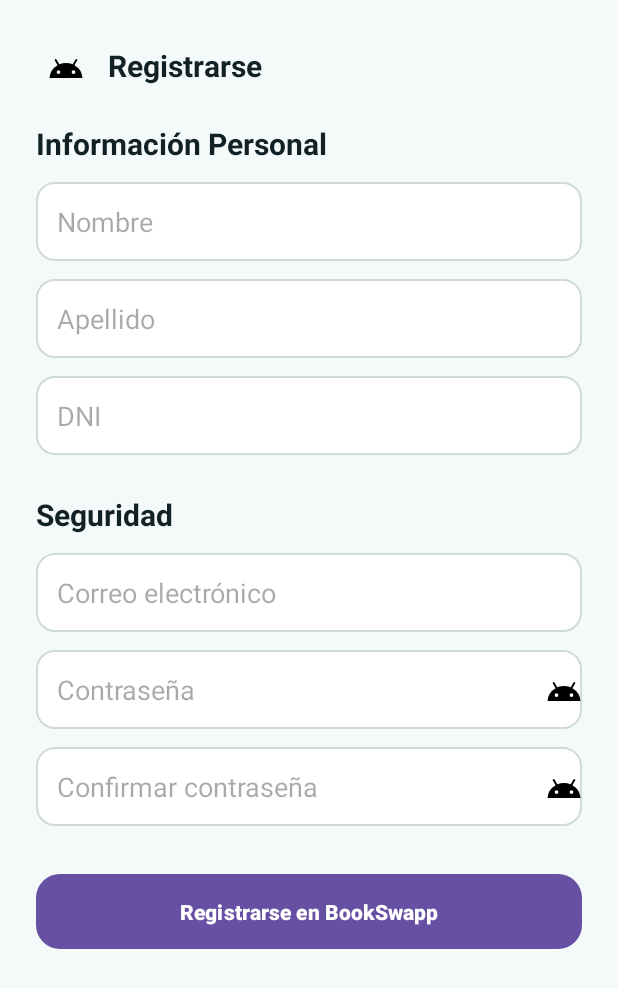
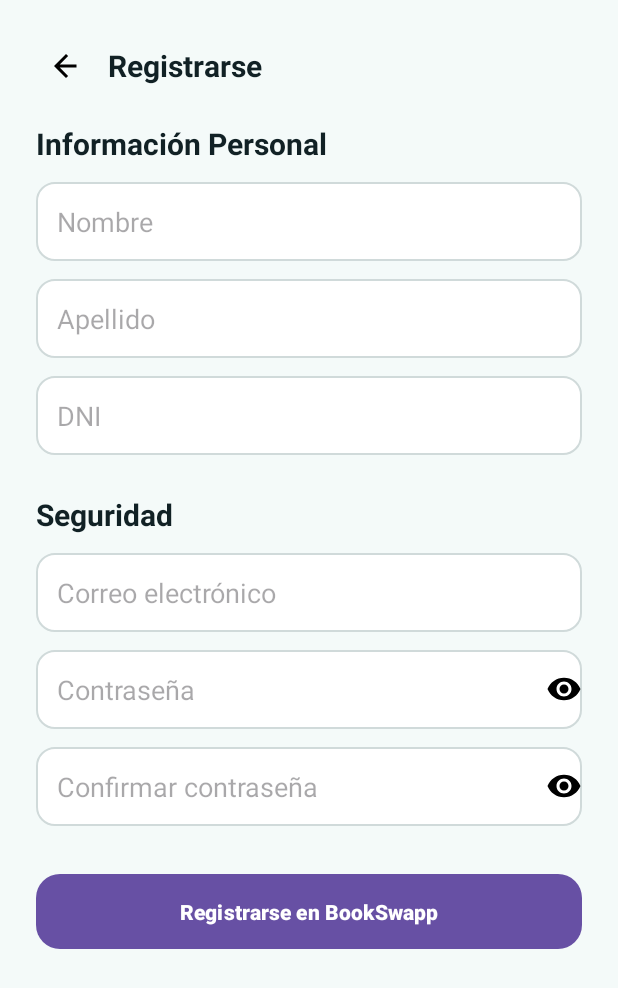
Before and after one commit to carlosmasnahh/LibroLink, an Android app: the RegisterActivity screen opened directly, with no data from a screen before it, on a phone screen of 412 x 824 dp. Shown: the top 988 px of the screen. Run offline under Robolectric (Android 15) with nearby library versions, the phone set to English and light mode, and no system bars.

Commit message:
Se agregaron algunos íconos para la aplicación

```diff
--- a/app/src/main/res/drawable/ic_arrow_back.xml
+++ b/app/src/main/res/drawable/ic_arrow_back.xml
@@ -1,5 +1,9 @@
-<vector xmlns:android="http://schemas.android.com/apk/res/android" android:height="24dp" android:tint="#000000" android:viewportHeight="24" android:viewportWidth="24" android:width="24dp">
-
-    <path android:fillColor="#FF000000" android:pathData="M17.6,11.48 L19.44,8.3a0.63,0.63 0,0 0,-1.09 -0.63l-1.88,3.24a11.43,11.43 0,0 0,-8.94 0L5.65,7.67a0.63,0.63 0,0 0,-1.09 0.63L6.4,11.48A10.81,10.81 0,0 0,1 20L23,20A10.81,10.81 0,0 0,17.6 11.48ZM7,17.25A1.25,1.25 0,1 1,8.25 16,1.25 1.25,0 0,1 7,17.25ZM17,17.25A1.25,1.25 0,1 1,18.25 16,1.25 1.25,0 0,1 17,17.25Z"/>
-
+<vector xmlns:android="http://schemas.android.com/apk/res/android"
+    android:width="24dp"
+    android:height="24dp"
+    android:viewportWidth="24"
+    android:viewportHeight="24">
+    <path
+        android:fillColor="#000000"
+        android:pathData="M19,11H7.83l5.59,-5.59L12,4l-8,8 8,8 1.41,-1.41L7.83,13H19v-2z"/>
 </vector>
--- a/app/src/main/res/drawable/ic_eye.xml
+++ b/app/src/main/res/drawable/ic_eye.xml
@@ -1,5 +1,11 @@
-<vector xmlns:android="http://schemas.android.com/apk/res/android" android:height="24dp" android:tint="#000000" android:viewportHeight="24" android:viewportWidth="24" android:width="24dp">
+<vector xmlns:android="http://schemas.android.com/apk/res/android"
+    android:width="24dp"
+    android:height="24dp"
+    android:viewportWidth="24"
+    android:viewportHeight="24"
+    android:tint="#000000">
 
-    <path android:fillColor="#FF000000" android:pathData="M17.6,11.48 L19.44,8.3a0.63,0.63 0,0 0,-1.09 -0.63l-1.88,3.24a11.43,11.43 0,0 0,-8.94 0L5.65,7.67a0.63,0.63 0,0 0,-1.09 0.63L6.4,11.48A10.81,10.81 0,0 0,1 20L23,20A10.81,10.81 0,0 0,17.6 11.48ZM7,17.25A1.25,1.25 0,1 1,8.25 16,1.25 1.25,0 0,1 7,17.25ZM17,17.25A1.25,1.25 0,1 1,18.25 16,1.25 1.25,0 0,1 17,17.25Z"/>
-
+    <path
+        android:fillColor="#000000"
+        android:pathData="M12,4.5C7,4.5 2.73,7.61 1,12c1.73,4.39 6,7.5 11,7.5s9.27,-3.11 11,-7.5c-1.73,-4.39 -6,-7.5 -11,-7.5zM12,17c-2.76,0 -5,-2.24 -5,-5s2.24,-5 5,-5 5,2.24 5,5 -2.24,5 -5,5zM12,9c-1.66,0 -3,1.34 -3,3s1.34,3 3,3 3,-1.34 3,-3 -1.34,-3 -3,-3z"/>
 </vector>
```
Also changed, not shown: app/src/main/res/drawable/ic_add_book.xml (+9 -3 lines), app/src/main/res/drawable/ic_eye_off.xml (added, +11 -0 lines), app/src/main/res/drawable/ic_search.xml (+9 -3 lines).
